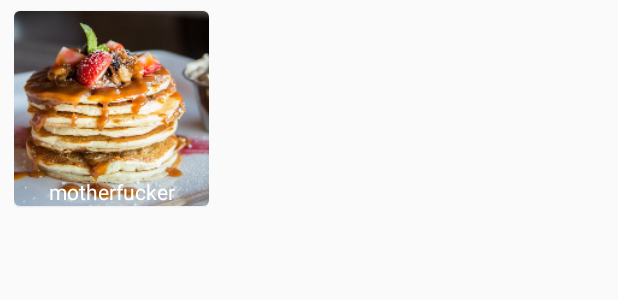
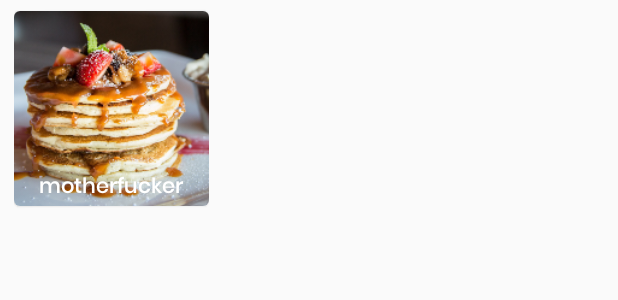
Before and after one commit to alifmufthi91/PKMCooking, an Android app: the layout viewholder_home.xml on its own in the app's theme, with its tools: preview values and no code run, on a phone screen of 412 x 824 dp. Shown: the top 300 px of the screen. Run offline under Robolectric (Android 15) with nearby library versions, the phone set to English and light mode, and no system bars.

Commit message:
rename
Signed-off-by: pradprat <pradikafp14@gmail.com>

```diff
--- a/app/src/main/java/com/example/kienz/cooqueen/adapter/RecipeListAdapter.java
+++ b/app/src/main/java/com/example/kienz/cooqueen/adapter/RecipeListAdapter.java
@@ -23,7 +23,7 @@ public class RecipeListAdapter extends RecyclerView.Adapter<RecipeViewholderReco
 
     @Override
     public RecipeViewholderRecommend onCreateViewHolder(ViewGroup parent, int viewType) {
-        View view = LayoutInflater.from(parent.getContext()).inflate(R.layout.listrecommend, parent, false);
+        View view = LayoutInflater.from(parent.getContext()).inflate(R.layout.viewholder_home, parent, false);
         RecipeViewholderRecommend viewHolder = new RecipeViewholderRecommend(view, mRecipes);
         return viewHolder;
     }
--- a/app/src/main/java/com/example/kienz/cooqueen/ui/tab1.java
+++ b/app/src/main/java/com/example/kienz/cooqueen/ui/tab1.java
@@ -40,6 +40,7 @@ public class tab1 extends Fragment {
     // TODO: Rename and change types of parameters
     private String mParam1;
     private String mParam2;
+
     private RecipeListAdapter adapter;
     public ArrayList<Recipe> mRecipes = new ArrayList<>();
     @BindView (R.id.recyclerView) RecyclerView recy;
--- a/app/src/main/res/layout/listrecommend.xml
+++ b/app/src/main/res/layout/viewholder_home.xml
@@ -31,7 +31,8 @@
                 android:layout_alignParentBottom="true"
                 android:gravity="center"
                 android:text="motherfucker"
-                android:textColor="@color/colorPrimaryWhite"/>
+                android:textColor="@color/colorPrimaryWhite"
+                android:fontFamily="@font/poppinsmedium"/>
         </RelativeLayout>
 
     </android.support.design.card.MaterialCardView>
```
